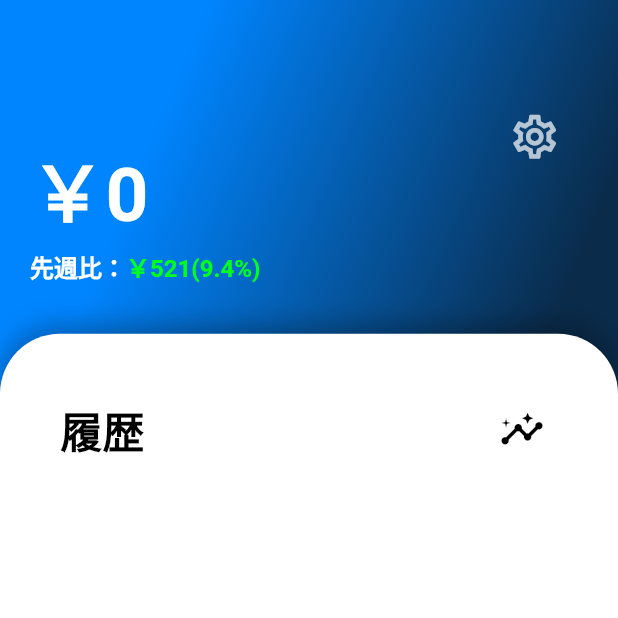
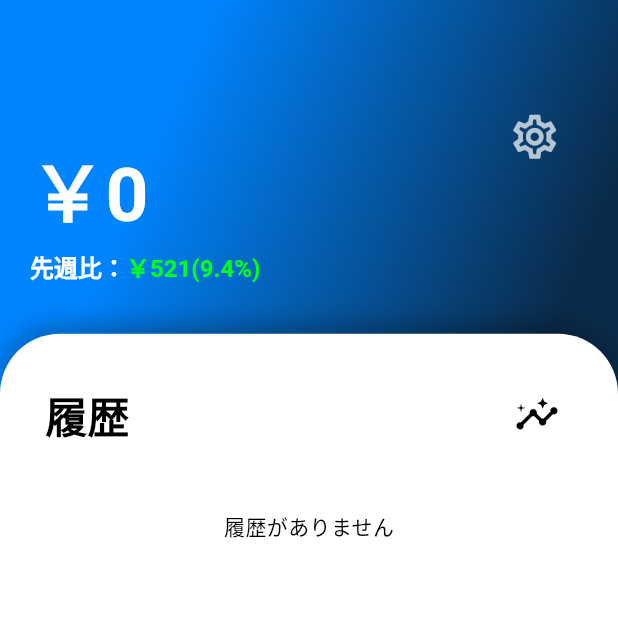
Before and after one commit to kou-nagamine/new_save_money, a Flutter app: the HomePage screen opened directly, on a phone screen of 412 x 824 dp, the top half of it. Run offline on Flutter 3.47's test engine with Material 3 defaults, Android fonts, the phone set to English and light mode, and no system bars; our stand-ins replace buttons_tabbar, fl_chart, flutter_riverpod, flutter_svg, modal_bottom_sheet, riverpod_annotation and 2 more; missing offline and left inert: iconoir_flutter; accounts and stored records are empty; generated files the repository leaves out were written again.

Commit message:
履歴を削除する動作とリストのレイアウトを修正

```diff
--- a/lib/views/pages/home/home_page.dart
+++ b/lib/views/pages/home/home_page.dart
@@ -100,7 +100,7 @@ class HomePage extends ConsumerWidget {
             child: Container(
               width: MediaQuery.of(context).size.width * 1.0,
               height: MediaQuery.of(context).size.height * 0.73,
-              padding: EdgeInsets.all(40),
+              padding: EdgeInsets.all(30),
               decoration: BoxDecoration(
                 color: Theme.of(context).brightness == Brightness.dark
                             ? Colors.black
@@ -119,7 +119,7 @@ class HomePage extends ConsumerWidget {
                 ],
               ),
               child: Column(
-                crossAxisAlignment: CrossAxisAlignment.start,
+                mainAxisAlignment: MainAxisAlignment.start,
                 children: [
                   Row(
                     mainAxisAlignment: MainAxisAlignment.spaceBetween,
@@ -143,11 +143,12 @@ class HomePage extends ConsumerWidget {
                       ),
                     ],
                   ),
-                  const SizedBox(height: 20),
                   Expanded(
-                    child: MoneyHistoryList(
-                      historyData: historyData,
-                    ),
+                    child: historyData.isEmpty
+                    ? const Padding(
+                      padding:  EdgeInsets.only(top: 40),
+                      child: Text('履歴がありません'))
+                    : MoneyHistoryList(historyData: historyData),
                   ),
                 ],
               ),
```
Also changed, not shown: lib/views/pages/home/components/money_history.dart (+33 -17 lines).
